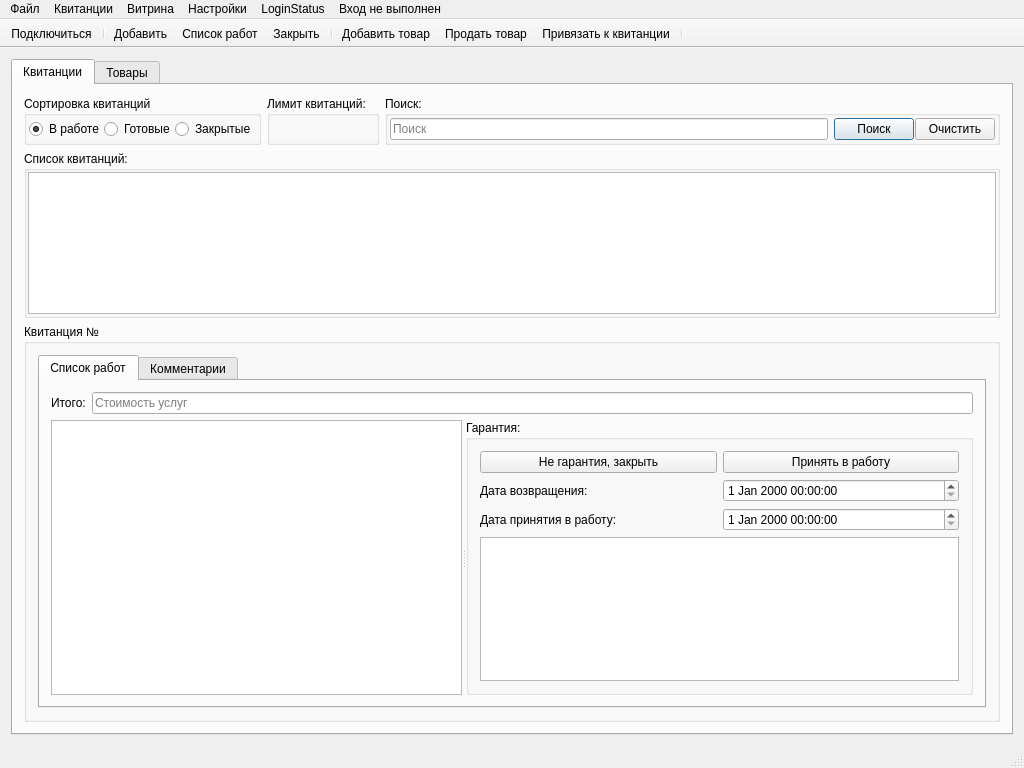
This is mainwindow.ui in eboladev/XPPC as Qt 5 draws it before an edit. The edited form follows.
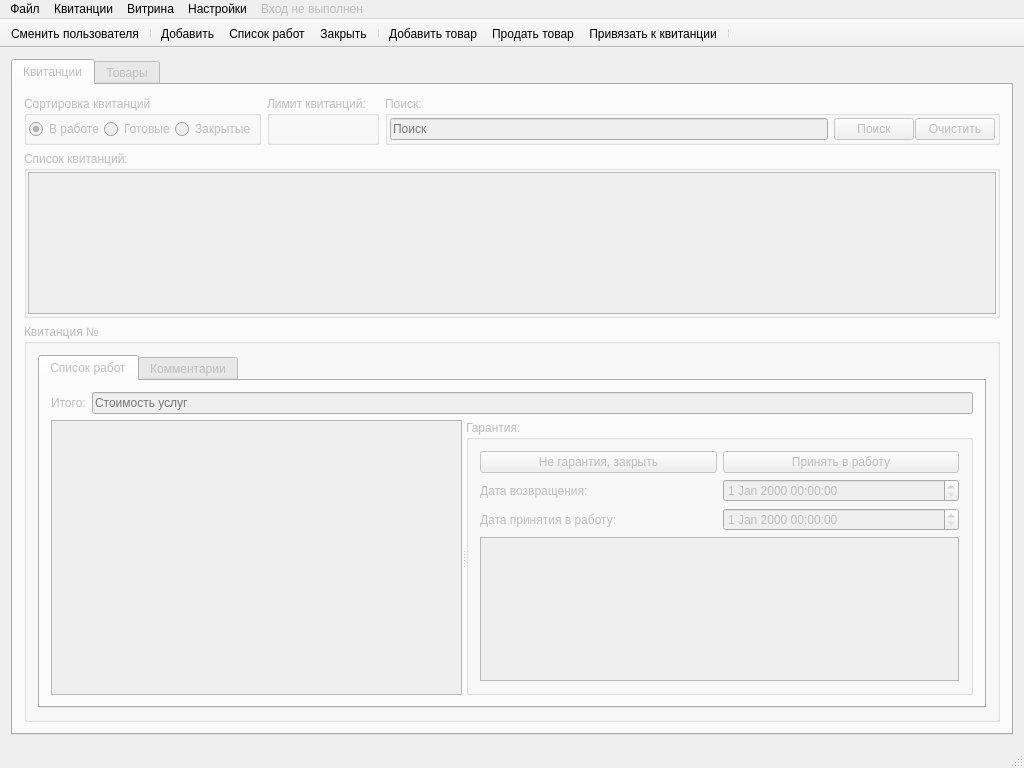
This is the edited form. Icons and pictures are not drawn. Custom widgets are drawn as their Qt base class.

Commit message: some login/logout bugs fixed, connect\disconnect login related bugs fixed, add timer to watch user activity, small changes in job list dialog and mainwindow ui

Patch:
```diff
--- a/mainwindow.ui
+++ b/mainwindow.ui
@@ -37,7 +37,7 @@
     <item row="0" column="0">
      <widget class="QTabWidget" name="tabWidget">
       <property name="enabled">
-       <bool>true</bool>
+       <bool>false</bool>
       </property>
       <property name="tabPosition">
        <enum>QTabWidget::North</enum>
@@ -734,7 +734,7 @@
      <x>0</x>
      <y>0</y>
      <width>1024</width>
-     <height>22</height>
+     <height>21</height>
     </rect>
    </property>
    <property name="defaultUp">
@@ -783,6 +783,9 @@
     <addaction name="actionReportSettings"/>
    </widget>
    <widget class="QMenu" name="menuCurrentUser">
+    <property name="enabled">
+     <bool>false</bool>
+    </property>
     <property name="tearOffEnabled">
      <bool>false</bool>
     </property>
@@ -815,20 +818,10 @@
     <addaction name="action"/>
     <addaction name="action_2"/>
    </widget>
-   <widget class="QMenu" name="menuLoginStatus">
-    <property name="title">
-     <string>LoginStatus</string>
-    </property>
-    <property name="icon">
-     <iconset resource="Resources.qrc">
-      <normaloff>:/icons/icons/Remove-Male-User24.png</normaloff>:/icons/icons/Remove-Male-User24.png</iconset>
-    </property>
-   </widget>
    <addaction name="menuFile"/>
    <addaction name="menuTicket"/>
    <addaction name="menuShowcase"/>
    <addaction name="menuSettings"/>
-   <addaction name="menuLoginStatus"/>
    <addaction name="menuCurrentUser"/>
   </widget>
   <widget class="QStatusBar" name="statusBar"/>
@@ -845,7 +838,7 @@
    <attribute name="toolBarBreak">
     <bool>false</bool>
    </attribute>
-   <addaction name="actionConnect"/>
+   <addaction name="actionChangeUser"/>
    <addaction name="separator"/>
    <addaction name="actionOnAddReceiptClicked"/>
    <addaction name="actionOnJobListClicked"/>
```
Left out of the diff: 4 changed lines with no effect on the pictures. The commit also changes 10 other files.
